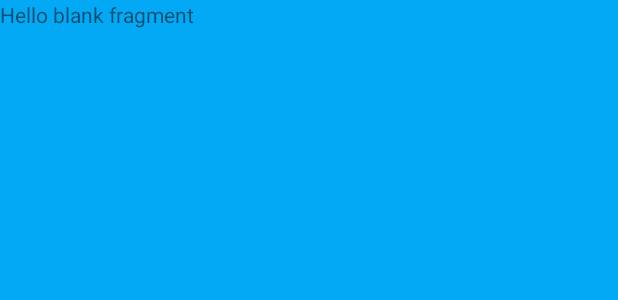
After one commit to dangkevin/RoomEZ-Android, an Android app: the layout fragment_sticky_.xml on its own in the app's theme, with its tools: preview values and no code run, on a phone screen of 412 x 824 dp. The commit adds this screen. Shown: the top 300 px of the screen. Run offline under Robolectric (Android 15) with nearby library versions, the phone set to English and light mode, and no system bars.

Commit message:
Working on Fragments.

```diff
--- a/RoomEZ/app/src/main/AndroidManifest.xml
+++ b/RoomEZ/app/src/main/AndroidManifest.xml
@@ -35,8 +35,7 @@
         android:theme="@style/AppTheme" >
         <activity
             android:name=".MainBoard"
-            android:label="@string/app_name"
-            android:icon="@drawable/ic_launcher">
+            android:label="RoomEZ">
         </activity>
         <activity
             android:name=".Main_Login_Page"
--- /dev/null
+++ b/RoomEZ/app/src/main/res/layout/fragment_sticky_.xml
@@ -0,0 +1,14 @@
+<FrameLayout xmlns:android="http://schemas.android.com/apk/res/android"
+    xmlns:tools="http://schemas.android.com/tools"
+    android:layout_width="match_parent"
+    android:layout_height="match_parent"
+    android:background="@color/defalut"
+    tools:context="com.example.anthonygrisaffi.roomez.Sticky_Frag">
+
+    <!-- TODO: Update blank fragment layout -->
+    <TextView
+        android:layout_width="match_parent"
+        android:layout_height="match_parent"
+        android:text="@string/hello_blank_fragment" />
+
+</FrameLayout>
--- a/RoomEZ/app/src/main/res/values/colors.xml
+++ b/RoomEZ/app/src/main/res/values/colors.xml
@@ -4,5 +4,6 @@
    <color name="white" type="color">#FFFFFF</color>
    <color name="MaterialBlue" type="color">#0099CC</color>
    <color name="MaterialRed"  type="color>">#B71C1C</color>
+    <color name="defalut" type="color">#03A9F4</color>
 
     </resources>
```
Also changed, not shown: RoomEZ/app/src/main/java/com/example/anthonygrisaffi/roomez/HeadlinesFragment.java (added, +30 -0 lines), RoomEZ/app/src/main/java/com/example/anthonygrisaffi/roomez/MainBoard.java (+14 -3 lines), RoomEZ/app/src/main/java/com/example/anthonygrisaffi/roomez/Sticky_Frag.java (added, +109 -0 lines), RoomEZ/app/src/main/res/layout/activity_main_board.xml (+8 -5 lines).
